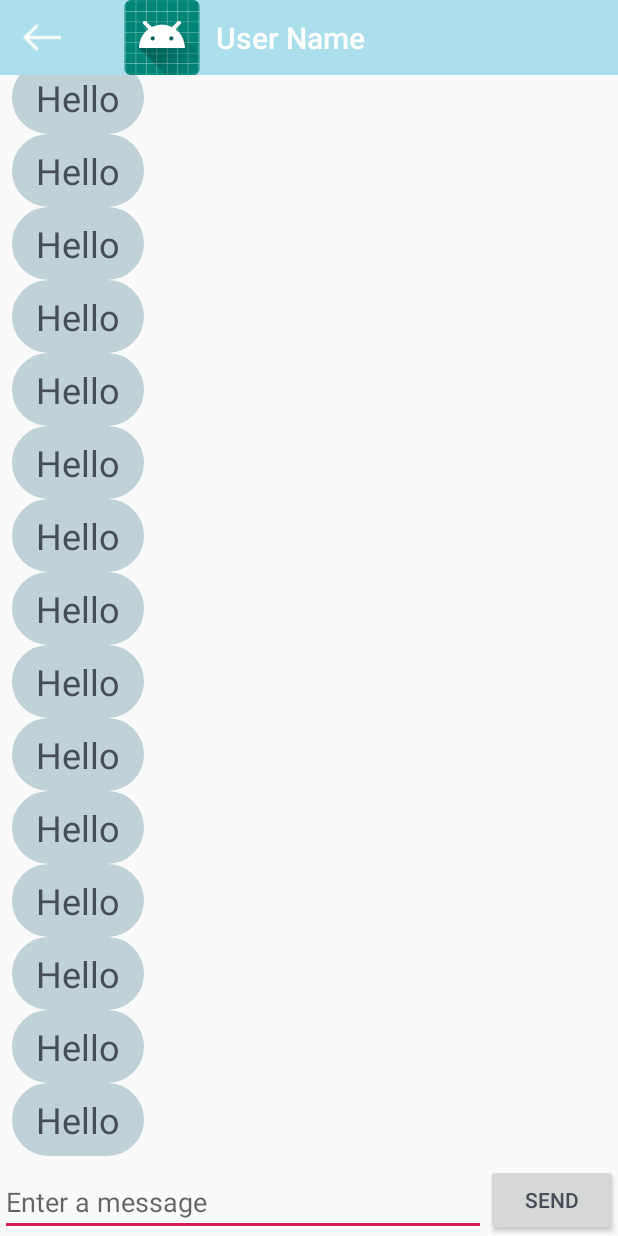
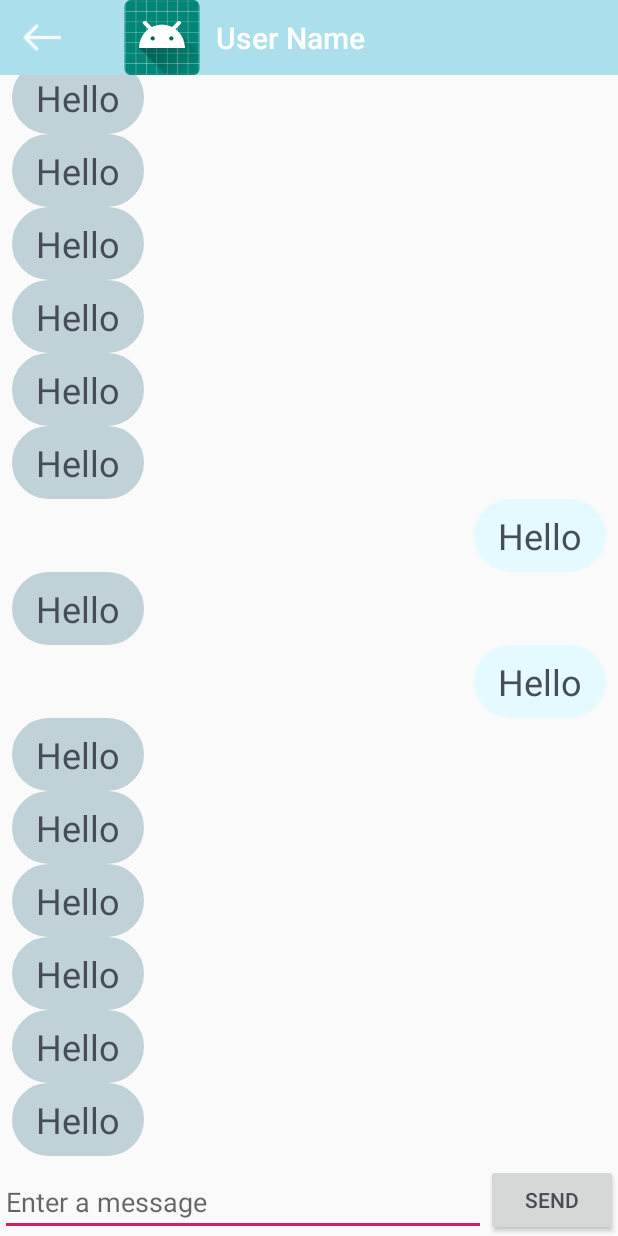
Before and after one commit to HippoChat/hippo_client, an Android app: the ChatActivity screen opened directly, with no data from a screen before it, on a phone screen of 412 x 824 dp. Run offline under Robolectric (Android 15) with nearby library versions, the phone set to English and light mode, and no system bars.

Commit message:
Separation of message types.

```diff
--- a/app/src/main/java/com/example/hippo/ui/main/ChatActivity.kt
+++ b/app/src/main/java/com/example/hippo/ui/main/ChatActivity.kt
@@ -30,9 +30,9 @@ class ChatActivity : AppCompatActivity() {
                 Message("Hello", true),
                 Message("Hello", true),
                 Message("Hello", true),
+                Message("Hello", false),
                 Message("Hello", true),
-                Message("Hello", true),
-                Message("Hello", true),
+                Message("Hello", false),
                 Message("Hello", true),
                 Message("Hello", true),
                 Message("Hello", true),
--- a/app/src/main/java/com/example/hippo/ui/main/ChatMessageAdapter.kt
+++ b/app/src/main/java/com/example/hippo/ui/main/ChatMessageAdapter.kt
@@ -2,6 +2,7 @@ package com.example.hippo.ui.main
 
 import android.content.Context
 import android.graphics.PorterDuff
+import android.view.Gravity
 import android.view.LayoutInflater
 import android.view.View
 import android.view.ViewGroup
@@ -10,33 +11,6 @@ import com.example.hippo.R
 import kotlinx.android.synthetic.main.chat_bubble.view.*
 
 class ChatMessageAdapter(private var context: Context, private var elements: List<Message>) : RecyclerView.Adapter<ChatMessageAdapter.ViewHolder>() {
-    /*
-    val inflater: LayoutInflater = LayoutInflater.from(context)
-
-    override fun getView(position: Int, convertView: View?, parent: ViewGroup?): View {
-        val view: View = convertView ?: inflater.inflate(R.layout.chat_bubble, parent, false)
-        //val yOffset = TypedValue.applyDimension(TypedValue.COMPLEX_UNIT_DIP, 20f, context.resources.displayMetrics)
-        view.message.text = elements[position].message
-        view.layoutParams.width = view.message.measuredWidth
-        //view.message.measure(0, 0)
-        //view.bubble.layoutParams.width = view.message.measuredWidth + view.message.marginRight * 2
-        //view.bubble.layoutParams.height = view.message.measuredHeight + yOffset.toInt()
-        return view
-    }
-
-    override fun getItem(position: Int): Any {
-        return elements[position]
-    }
-
-    override fun getItemId(position: Int): Long {
-        return position.toLong()
-    }
-
-    override fun getCount(): Int {
-        return elements.size
-    }
-     */
-
     class ViewHolder(val view: View) : RecyclerView.ViewHolder(view)
 
     override fun onCreateViewHolder(parent: ViewGroup, viewType: Int): ViewHolder {
@@ -51,15 +25,17 @@ class ChatMessageAdapter(private var context: Context, private var elements: Lis
     override fun onBindViewHolder(holder: ViewHolder, position: Int) {
         holder.view.message.text = elements[position].message
         if(elements[position].received) {
-            holder.view.background.setColorFilter(
+            holder.view.backLayout.background.setColorFilter(
                 context.resources.getColor(R.color.chatBubbleDark),
                 PorterDuff.Mode.SRC_IN
             )
+            holder.view.alignmentLayout.gravity = Gravity.START
         } else {
-            holder.view.background.setColorFilter(
+            holder.view.backLayout.background.setColorFilter(
                 context.resources.getColor(R.color.chatBubbleLight),
                 PorterDuff.Mode.SRC_IN
             )
+            holder.view.alignmentLayout.gravity = Gravity.END
         }
     }
 }
--- a/app/src/main/res/layout/chat_bubble.xml
+++ b/app/src/main/res/layout/chat_bubble.xml
@@ -1,7 +1,12 @@
 <?xml version="1.0" encoding="utf-8"?>
-<androidx.constraintlayout.widget.ConstraintLayout xmlns:android="http://schemas.android.com/apk/res/android"
+<LinearLayout xmlns:android="http://schemas.android.com/apk/res/android"
     xmlns:app="http://schemas.android.com/apk/res-auto"
     xmlns:tools="http://schemas.android.com/tools"
+    android:id="@+id/alignmentLayout"
+    android:layout_width="match_parent"
+    android:layout_height="wrap_content">
+
+    <androidx.constraintlayout.widget.ConstraintLayout
         android:id="@+id/backLayout"
         android:layout_width="wrap_content"
         android:layout_height="wrap_content"
@@ -23,5 +28,6 @@
             app:layout_constraintEnd_toEndOf="parent"
             app:layout_constraintStart_toStartOf="parent"
             app:layout_constraintTop_toTopOf="parent" />
+    </androidx.constraintlayout.widget.ConstraintLayout>
 
-</androidx.constraintlayout.widget.ConstraintLayout>
+</LinearLayout>
```
Lines whose indentation alone changed are shown as unchanged.
